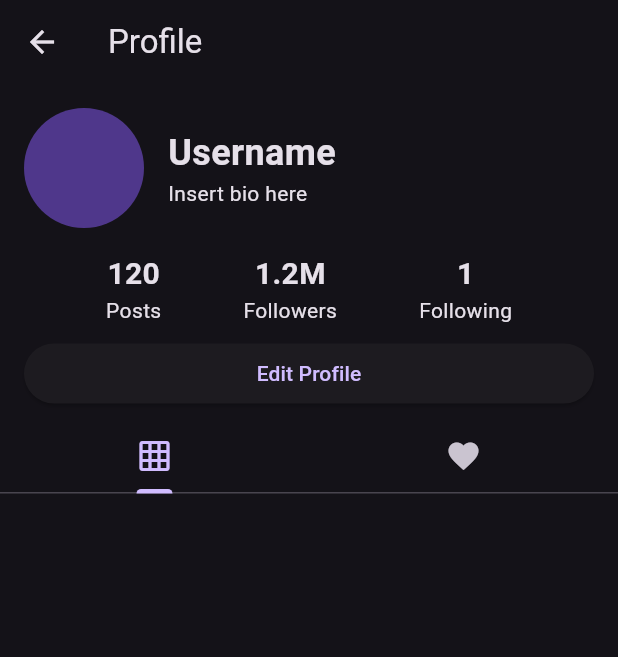
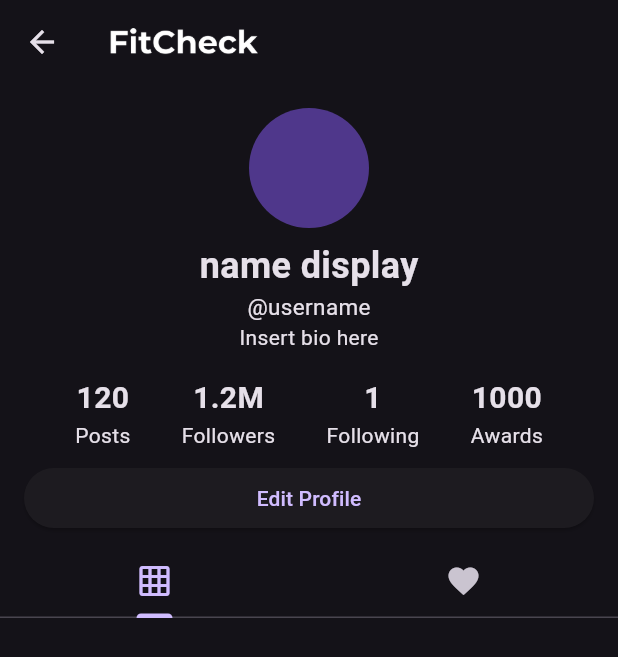
Before and after one commit to laurxntra/fitcheck, a Flutter app: the ProfilePage screen opened directly, on a phone screen of 412 x 824 dp. Shown: the top 657 px of the screen. Run offline on Flutter 3.47's test engine with Material 3 defaults, Android fonts, the phone set to English and light mode, and no system bars; our stand-ins replace intl_phone_field.

Commit message:
profile page prototype

```diff
--- a/flutter_app/lib/pages/profile_page.dart
+++ b/flutter_app/lib/pages/profile_page.dart
@@ -5,7 +5,10 @@ class ProfilePage extends StatelessWidget {
   Widget build(BuildContext context) {
     return Scaffold(
       appBar: AppBar(
-        title: Text('Profile'),
+        title: Image.asset(
+          'assets/FitCheck.png',
+           height: 100,
+        )
       ),
       body: ListView(
         children: [
@@ -26,19 +29,23 @@ class ProfilePage extends StatelessWidget {
 Widget _buildHeader() {
   return Padding(
     padding: const EdgeInsets.all(16.0),
-      child: Row(
+    child: Column(
       children: [
         CircleAvatar(
           radius: 40,
-            // need profile picture image info here!
+          // need image of profile here from data
         ),
-          SizedBox(width: 16,),
+        SizedBox(height: 8),
         Column(
-            crossAxisAlignment: CrossAxisAlignment.start,
+          crossAxisAlignment: CrossAxisAlignment.center,
           children: [
             Text(
-                'Username',
+              'name display',
               style: TextStyle(fontWeight: FontWeight.bold, fontSize: 24),
+            ),
+            Text(
+              '@username',
+              style: TextStyle(fontSize: 15),
             ),
             Text('Insert bio here'),
           ],
@@ -48,15 +55,18 @@ class ProfilePage extends StatelessWidget {
   );
 }
 
+
   Widget _buildProfileInfo() {
     return Padding(
       padding: const EdgeInsets.symmetric(horizontal: 16.0),
       child: Row(
         mainAxisAlignment: MainAxisAlignment.spaceEvenly,
         children: [
+          // all these need to be connected to database
           _buildProfileInfoItem('Posts', '120'),
           _buildProfileInfoItem('Followers', '1.2M'),
           _buildProfileInfoItem('Following', '1'),
+          _buildProfileInfoItem('Awards', '1000'),
         ],
       ),
     );
```
Lines whose indentation alone changed are shown as unchanged.
